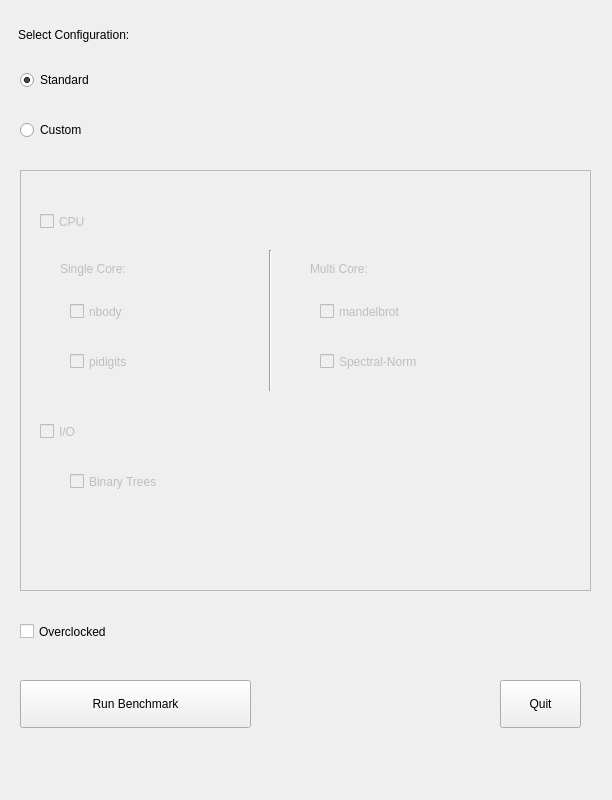
First picture: the form in guistructure/configwindow.ui, repository mguid65/OpenSystemBench, before the edit.
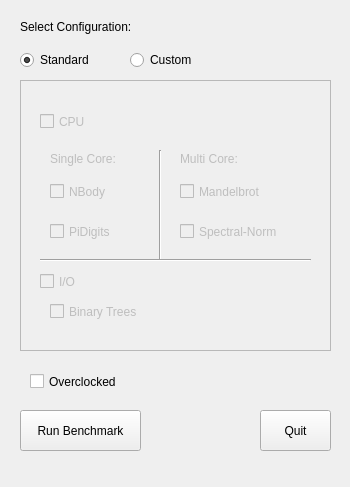
Second picture: the form after the edit.

Diff of the .ui file:
```diff
--- a/guistructure/configwindow.ui
+++ b/guistructure/configwindow.ui
@@ -6,20 +6,26 @@
    <rect>
     <x>0</x>
     <y>0</y>
-    <width>612</width>
-    <height>800</height>
+    <width>350</width>
+    <height>487</height>
    </rect>
   </property>
+  <property name="sizePolicy">
+   <sizepolicy hsizetype="Preferred" vsizetype="Preferred">
+    <horstretch>0</horstretch>
+    <verstretch>0</verstretch>
+   </sizepolicy>
+  </property>
   <property name="minimumSize">
    <size>
-    <width>612</width>
-    <height>800</height>
+    <width>350</width>
+    <height>487</height>
    </size>
   </property>
   <property name="maximumSize">
    <size>
-    <width>612</width>
-    <height>800</height>
+    <width>350</width>
+    <height>487</height>
    </size>
   </property>
   <property name="windowTitle">
@@ -30,8 +36,8 @@
     <property name="geometry">
      <rect>
       <x>20</x>
-      <y>60</y>
-      <width>165</width>
+      <y>40</y>
+      <width>91</width>
       <height>40</height>
      </rect>
     </property>
@@ -48,9 +54,9 @@
    <widget class="QRadioButton" name="cust_radio">
     <property name="geometry">
      <rect>
-      <x>20</x>
-      <y>110</y>
-      <width>146</width>
+      <x>130</x>
+      <y>40</y>
+      <width>81</width>
       <height>40</height>
      </rect>
     </property>
@@ -64,9 +70,9 @@
    <widget class="QLabel" name="config_label">
     <property name="geometry">
      <rect>
-      <x>18</x>
-      <y>18</y>
-      <width>278</width>
+      <x>20</x>
+      <y>10</y>
+      <width>141</width>
       <height>34</height>
      </rect>
     </property>
@@ -78,9 +84,9 @@
     <property name="geometry">
      <rect>
       <x>20</x>
-      <y>170</y>
-      <width>571</width>
-      <height>421</height>
+      <y>80</y>
+      <width>311</width>
+      <height>271</height>
      </rect>
     </property>
     <property name="frameShape">
@@ -92,14 +98,14 @@
      </property>
      <property name="geometry">
       <rect>
-       <x>50</x>
-       <y>170</y>
-       <width>170</width>
+       <x>30</x>
+       <y>130</y>
+       <width>81</width>
        <height>43</height>
       </rect>
      </property>
      <property name="text">
-      <string>pidigits</string>
+      <string>PiDigits</string>
      </property>
     </widget>
     <widget class="QCheckBox" name="IO_check">
@@ -109,8 +115,8 @@
      <property name="geometry">
       <rect>
        <x>20</x>
-       <y>240</y>
-       <width>85</width>
+       <y>180</y>
+       <width>51</width>
        <height>43</height>
       </rect>
      </property>
@@ -131,8 +137,8 @@
      <property name="geometry">
       <rect>
        <x>20</x>
-       <y>30</y>
-       <width>99</width>
+       <y>20</y>
+       <width>61</width>
        <height>43</height>
       </rect>
      </property>
@@ -152,14 +158,14 @@
      </property>
      <property name="geometry">
       <rect>
-       <x>50</x>
-       <y>120</y>
-       <width>124</width>
+       <x>30</x>
+       <y>90</y>
+       <width>71</width>
        <height>43</height>
       </rect>
      </property>
      <property name="text">
-      <string>nbody</string>
+      <string>NBody</string>
      </property>
     </widget>
     <widget class="QLabel" name="single">
@@ -168,9 +174,9 @@
      </property>
      <property name="geometry">
       <rect>
-       <x>40</x>
-       <y>80</y>
-       <width>171</width>
+       <x>30</x>
+       <y>60</y>
+       <width>91</width>
        <height>37</height>
       </rect>
      </property>
@@ -184,8 +190,8 @@
      </property>
      <property name="geometry">
       <rect>
-       <x>290</x>
-       <y>80</y>
+       <x>160</x>
+       <y>60</y>
        <width>151</width>
        <height>37</height>
       </rect>
@@ -200,23 +206,23 @@
      </property>
      <property name="geometry">
       <rect>
-       <x>300</x>
-       <y>120</y>
-       <width>201</width>
+       <x>160</x>
+       <y>90</y>
+       <width>111</width>
        <height>43</height>
       </rect>
      </property>
      <property name="text">
-      <string>mandelbrot</string>
+      <string>Mandelbrot</string>
      </property>
     </widget>
     <widget class="Line" name="line">
      <property name="geometry">
       <rect>
-       <x>240</x>
-       <y>80</y>
+       <x>130</x>
+       <y>70</y>
        <width>21</width>
-       <height>141</height>
+       <height>111</height>
       </rect>
      </property>
      <property name="orientation">
@@ -229,9 +235,9 @@
      </property>
      <property name="geometry">
       <rect>
-       <x>300</x>
-       <y>170</y>
-       <width>231</width>
+       <x>160</x>
+       <y>130</y>
+       <width>131</width>
        <height>43</height>
       </rect>
      </property>
@@ -245,9 +251,9 @@
      </property>
      <property name="geometry">
       <rect>
-       <x>50</x>
-       <y>290</y>
-       <width>201</width>
+       <x>30</x>
+       <y>210</y>
+       <width>111</width>
        <height>43</height>
       </rect>
      </property>
@@ -255,14 +261,27 @@
       <string>Binary Trees</string>
      </property>
     </widget>
+    <widget class="Line" name="line_2">
+     <property name="geometry">
+      <rect>
+       <x>20</x>
+       <y>170</y>
+       <width>271</width>
+       <height>20</height>
+      </rect>
+     </property>
+     <property name="orientation">
+      <enum>Qt::Horizontal</enum>
+     </property>
+    </widget>
    </widget>
    <widget class="QPushButton" name="run_button">
     <property name="geometry">
      <rect>
       <x>20</x>
-      <y>680</y>
-      <width>231</width>
-      <height>48</height>
+      <y>410</y>
+      <width>121</width>
+      <height>41</height>
      </rect>
     </property>
     <property name="text">
@@ -272,10 +291,10 @@
    <widget class="QPushButton" name="quit_button">
     <property name="geometry">
      <rect>
-      <x>500</x>
-      <y>680</y>
-      <width>81</width>
-      <height>48</height>
+      <x>260</x>
+      <y>410</y>
+      <width>71</width>
+      <height>41</height>
      </rect>
     </property>
     <property name="text">
@@ -285,9 +304,9 @@
    <widget class="QCheckBox" name="ocbutton">
     <property name="geometry">
      <rect>
-      <x>20</x>
-      <y>610</y>
-      <width>201</width>
+      <x>30</x>
+      <y>360</y>
+      <width>121</width>
       <height>43</height>
      </rect>
     </property>
```
Left out of the diff: 4 changed lines with no effect on the pictures.
